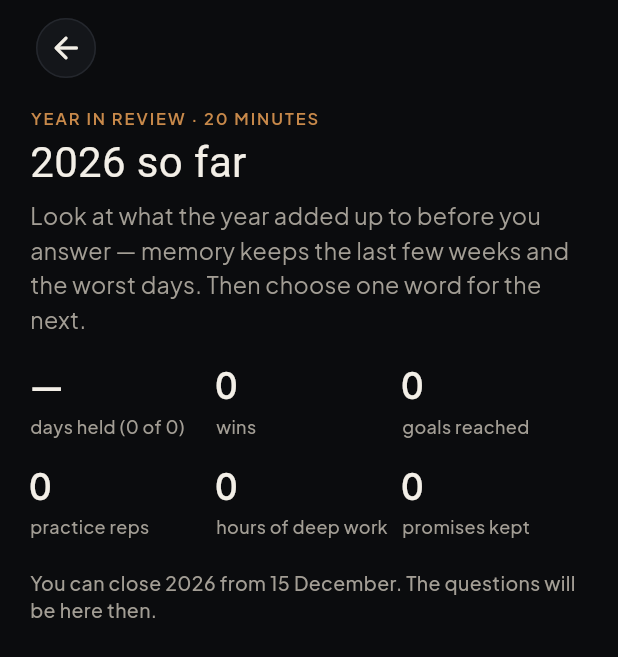
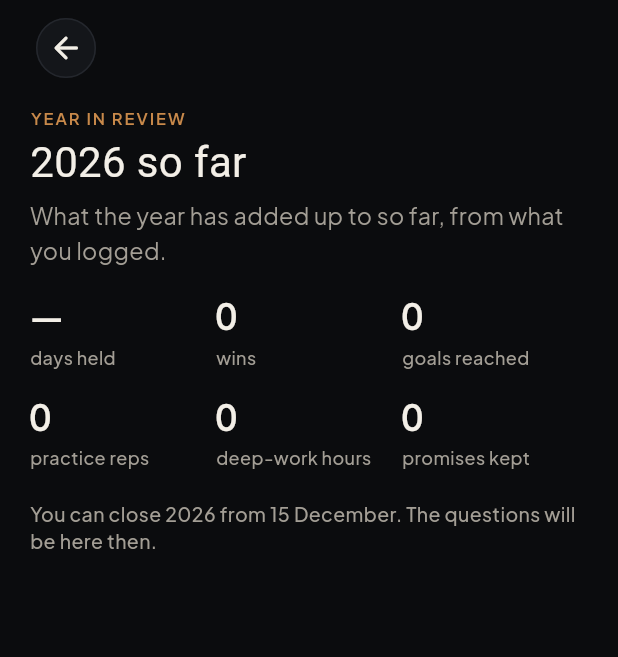
Before and after one commit to eminhuseyn313/ono_flutter, a Flutter app: the YearReviewScreen screen opened by its route, on a phone screen of 412 x 824 dp. Shown: the top 657 px of the screen. Run offline on Flutter 3.47's test engine with Material 3 defaults, Android fonts, the phone set to English and light mode, and no system bars; our stand-ins replace flutter_local_notifications, flutter_timezone, go_router, google_fonts, google_sign_in, share_plus and 3 more; missing offline and left inert: device_calendar, health, home_widget, quick_actions; accounts and stored records are empty; Roboto replaces fonts that are missing (Instrument Serif).

Commit message:
Year in review: clearer out of season, labels that don't collide
Co-Authored-By: Claude Opus 5.5 <noreply@anthropic.com>
Claude-Session: https://claude.ai/code/session_013TDiVD3yAdvn7be94feCzP

```diff
--- a/lib/screens/year_ask_screens.dart
+++ b/lib/screens/year_ask_screens.dart
@@ -58,10 +58,11 @@ class _YearReviewScreenState extends State<YearReviewScreen> {
     final canClose = system.canCloseYear(_year);
     return OnoPage(
       showBack: true,
-      eyebrow: 'Year in review · 20 minutes',
+      eyebrow: canClose ? 'Year in review · 20 minutes' : 'Year in review',
       title: canClose ? 'Close $_year' : '$_year so far',
-      subtitle:
-          'Look at what the year added up to before you answer — memory keeps the last few weeks and the worst days. Then choose one word for the next.',
+      subtitle: canClose
+          ? 'Look at what the year added up to before you answer — memory keeps the last few weeks and the worst days. Then choose one word for the next.'
+          : 'What the year has added up to so far, from what you logged.',
       bottomBar: !canClose
           ? null
           : PrimaryButton('Save the review', icon: Icons.check_rounded,
@@ -83,8 +84,11 @@ class _YearReviewScreenState extends State<YearReviewScreen> {
         Row(
           children: [
             Expanded(
-                child: StatTile(pct == null ? '—' : '$pct%',
-                    'days held (${y.held} of ${y.counted})')),
+                child: StatTile(
+                    pct == null ? '—' : '$pct%',
+                    y.counted == 0
+                        ? 'days held'
+                        : 'days held (${y.held} of ${y.counted})')),
             Expanded(child: StatTile('${y.wins}', 'wins')),
             Expanded(child: StatTile('${y.goalsReached}', 'goals reached')),
           ],
@@ -93,7 +97,7 @@ class _YearReviewScreenState extends State<YearReviewScreen> {
         Row(
           children: [
             Expanded(child: StatTile('${y.reps}', 'practice reps')),
-            Expanded(child: StatTile('${y.focusHours}', 'hours of deep work')),
+            Expanded(child: StatTile('${y.focusHours}', 'deep-work hours')),
             Expanded(child: StatTile('${y.promisesKept}', 'promises kept')),
           ],
         ),
```
